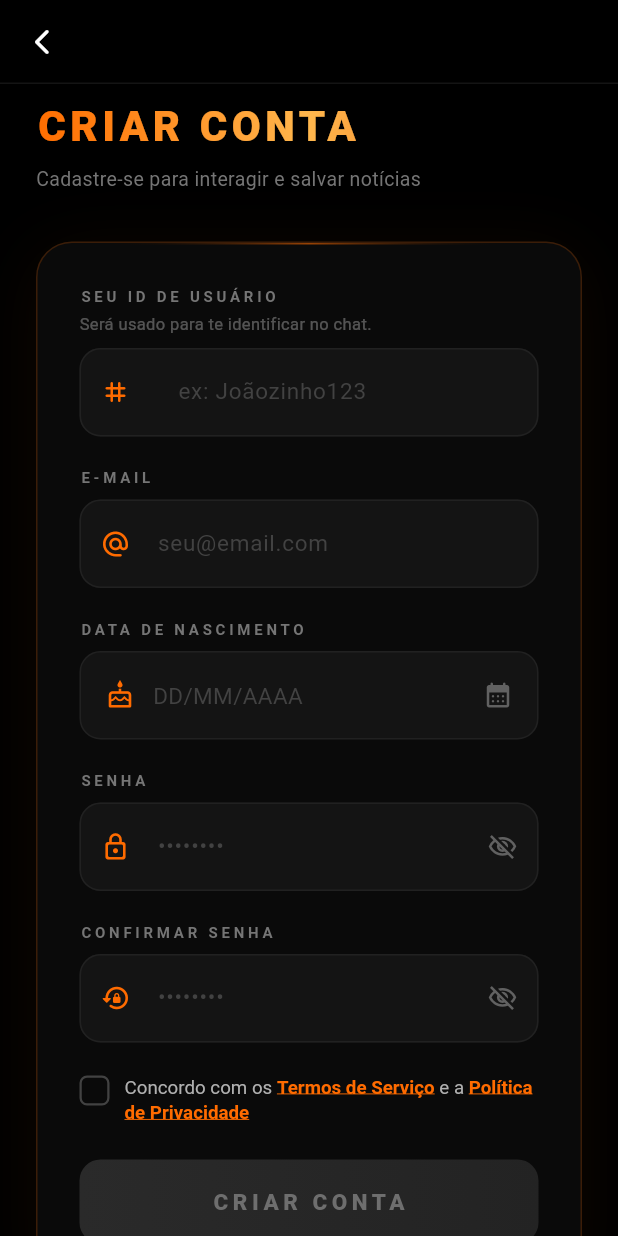
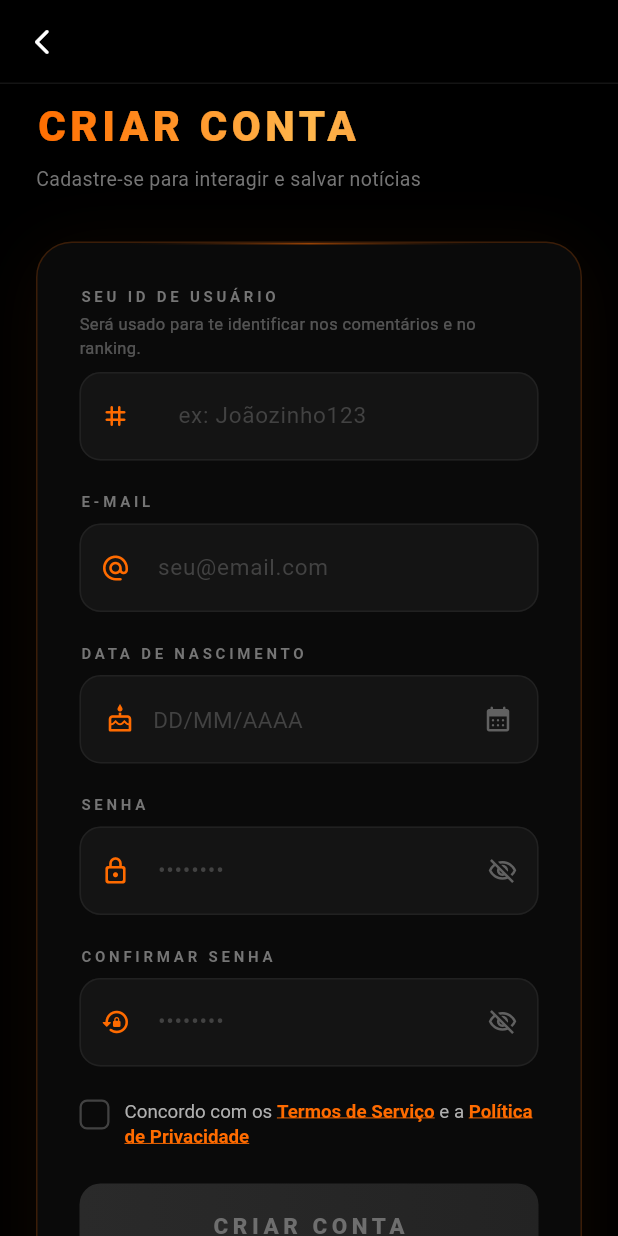
Before and after one commit to Astelee/horizonte_news, a Flutter app: the RegisterScreen screen opened by its route, on a phone screen of 412 x 824 dp. Run offline on Flutter 3.47's test engine with Material 3 defaults, Android fonts, the phone set to English and light mode, and no system bars; our stand-ins replace audioplayers, cached_network_image, cloud_firestore, firebase_auth, firebase_core, flutter_html and 5 more; missing offline and left inert: onesignal_flutter; accounts and stored records are empty; network calls fail.

Commit message:
Update registration screen text and border color logic

```diff
--- a/lib/screens/register_screen.dart
+++ b/lib/screens/register_screen.dart
@@ -800,7 +800,7 @@ class _RegisterScreenState extends State<RegisterScreen>
         ),
         const SizedBox(height: 4),
         Text(
-          'Será usado para te identificar no chat.',
+          'Será usado para te identificar nos comentários e no ranking.',
           style: TextStyle(
             fontSize: 11,
             color: Colors.white.withOpacity(0.3),
@@ -861,9 +861,7 @@ class _RegisterScreenState extends State<RegisterScreen>
               borderSide: BorderSide(
                 color: _usernameError != null
                     ? AppColors.emergencyRed
-                    : _usernameAvailable
-                        ? const Color(0xFF4CAF50)
-                        : AppColors.primaryOrange,
+                    : AppColors.primaryOrange,
                 width: 1.5,
               ),
             ),
```
